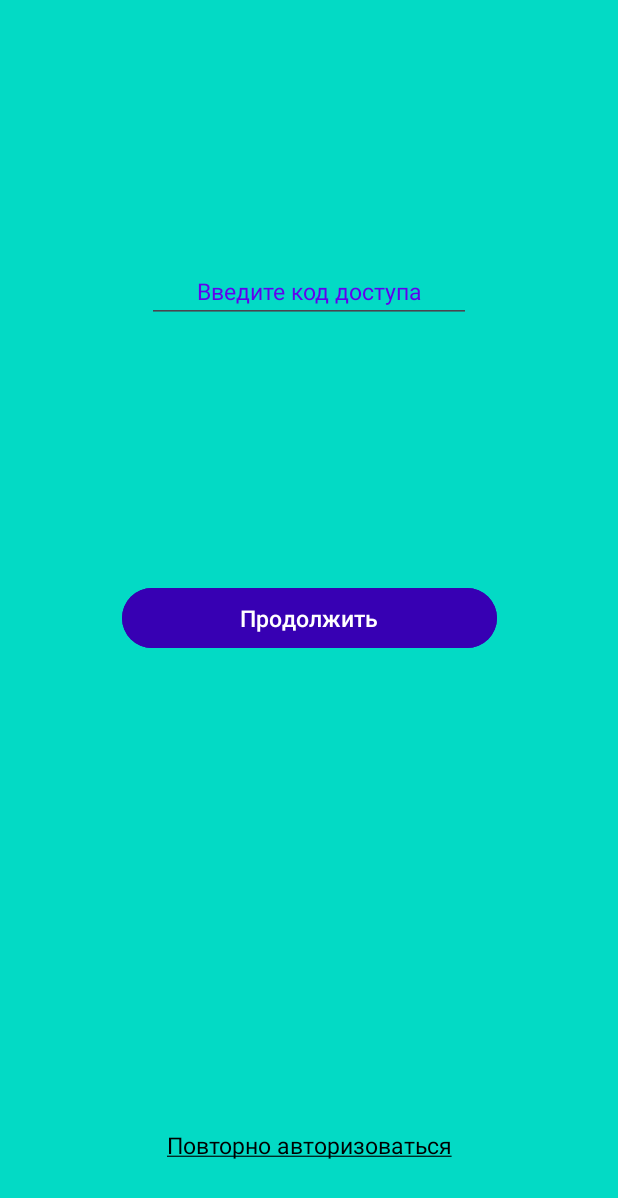
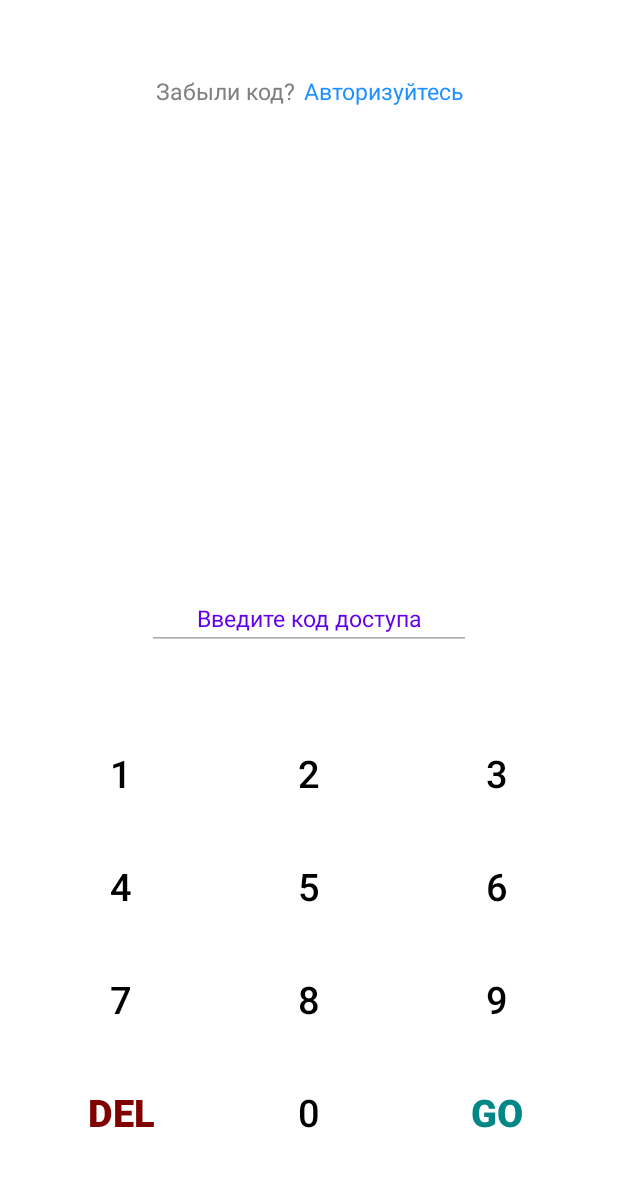
Before and after one commit to sanai1/Financial_Wunderwaffe, an Android app: the fragment WelcomeFragmentCode placed in its activity, on a phone screen of 412 x 824 dp. Shown: the top 1198 px of the screen. Run offline under Robolectric (Android 15) with nearby library versions, the phone set to English and light mode, and no system bars; our stand-ins replace Room's generated code.

Commit message:
Изменена логика фрагментов на WelcomeActivity (удален WelcomeFragmentStart). Изменено оформление фрагментов на WelcomeActivity (цвета, расположения элементов и сами элементы). На фрагменте WelcomeFragmentCode изменен способ ввода кода (GridLayout с кнопками вместо кнопки с полем ввода)

```diff
--- a/app/build.gradle.kts
+++ b/app/build.gradle.kts
@@ -41,7 +41,7 @@ android {
 
 dependencies {
     implementation(libs.androidx.room.runtime)
-//    annotationProcessor(libs.androidx.room.annotation.processor)
+    implementation(libs.androidx.gridlayout)
     ksp(libs.androidx.room.annotation.processor)
 
     implementation(libs.retrofit)
--- a/app/src/main/AndroidManifest.xml
+++ b/app/src/main/AndroidManifest.xml
@@ -18,8 +18,7 @@
         tools:targetApi="31">
         <activity
             android:name=".main.MainActivity"
-            android:exported="false"
-            android:label="@string/title_activity_main" />
+            android:exported="false" />
         <activity
             android:name=".welcome.WelcomeActivity"
             android:exported="true"
--- a/app/src/main/java/com/example/financialwunderwaffe/welcome/WelcomeActivity.kt
+++ b/app/src/main/java/com/example/financialwunderwaffe/welcome/WelcomeActivity.kt
@@ -24,7 +24,6 @@ import java.util.UUID
 class WelcomeActivity : AppCompatActivity() {
 
     lateinit var binding_main : ActivityWelcomeBinding
-    lateinit var startFragment : WelcomeFragmentStart
     lateinit var logInFragment : WelcomeFragmentLogIn
     lateinit var registrationFragment : WelcomeFragmentRegistration
     lateinit var loadingFragment: LoadingFragment
@@ -42,7 +41,6 @@ class WelcomeActivity : AppCompatActivity() {
         binding_main = ActivityWelcomeBinding.inflate(layoutInflater)
         setContentView(binding_main.root)
 
-        startFragment = WelcomeFragmentStart()
         logInFragment = WelcomeFragmentLogIn()
         registrationFragment = WelcomeFragmentRegistration()
         loadingFragment = LoadingFragment()
@@ -58,7 +56,7 @@ class WelcomeActivity : AppCompatActivity() {
     private fun checkAuth() {
         val list = AppDatabase.getDatabase(this).getUserInfoDao().getInfo()
         if (list.isEmpty()) {
-            supportFragmentManager.beginTransaction().replace(R.id.container_welcome, startFragment).commit()
+            supportFragmentManager.beginTransaction().replace(R.id.container_welcome, logInFragment).commit()
             return
         }
         code = list.last().code
@@ -74,9 +72,6 @@ class WelcomeActivity : AppCompatActivity() {
 
     fun goToMainActivity() =
         startActivity(Intent(this, MainActivity::class.java))
-
-    fun back() =
-        supportFragmentManager.beginTransaction().replace(R.id.container_welcome, startFragment).commit()
 
     private fun loading() =
         supportFragmentManager.beginTransaction().replace(R.id.container_welcome, loadingFragment).commit()
--- a/app/src/main/java/com/example/financialwunderwaffe/welcome/WelcomeFragmentCode.kt
+++ b/app/src/main/java/com/example/financialwunderwaffe/welcome/WelcomeFragmentCode.kt
@@ -7,6 +7,7 @@ import android.view.View
 import android.view.ViewGroup
 import android.widget.Button
 import android.widget.EditText
+import android.widget.LinearLayout
 import android.widget.TextView
 import androidx.core.view.isVisible
 import com.example.financialwunderwaffe.R
@@ -17,6 +18,7 @@ import kotlinx.coroutines.launch
 class WelcomeFragmentCode : Fragment() {
 
     var checkCode = true
+    lateinit var numberCode: EditText
 
     override fun onCreate(savedInstanceState: Bundle?) {
         super.onCreate(savedInstanceState)
@@ -26,27 +28,7 @@ class WelcomeFragmentCode : Fragment() {
     override fun onCreateView(inflater: LayoutInflater, container: ViewGroup?, savedInstanceState: Bundle?): View? {
         val view = inflater.inflate(R.layout.fragment_welcome_code, container, false)
 
-        val numberCode: EditText = view.findViewById(R.id.editTextNumberCode)
-
-        val buttonCode: Button = view.findViewById(R.id.buttonCode)
-        if (checkCode)
-            buttonCode.setOnClickListener {
-                if (numberCode.text.length < 4) {
-                    (activity as WelcomeActivity).toast("Введите код из 4 цифр")
-                } else if ((activity as WelcomeActivity).code == numberCode.text.toString().toLong()) {
-                    (activity as WelcomeActivity).goToMainActivity()
-                } else {
-                    (activity as WelcomeActivity).toast("Введен неверный код")
-                }
-            }
-        else
-            buttonCode.setOnClickListener {
-                if (numberCode.text.length < 4) {
-                    (activity as WelcomeActivity).toast("Введите код из 4 цифр")
-                } else {
-                    (activity as WelcomeActivity).saveUID(numberCode.text.toString())
-                }
-            }
+        numberCode = view.findViewById(R.id.editTextNumberCode)
 
         val reset: TextView = view.findViewById(R.id.textViewReset)
         if (checkCode) {
@@ -56,12 +38,61 @@ class WelcomeFragmentCode : Fragment() {
                 }
                 (activity as WelcomeActivity).goToLogIn()
             }
-            reset.isVisible = true
+            view.findViewById<LinearLayout>(R.id.linearLayoutCode).isVisible = true
         }
         else
-            reset.isVisible = false
+            view.findViewById<LinearLayout>(R.id.linearLayoutCode).isVisible = false
+
+        val buttons: List<Button> = listOf(
+            view.findViewById(R.id.buttonCode0),
+            view.findViewById(R.id.buttonCode1),
+            view.findViewById(R.id.buttonCode2),
+            view.findViewById(R.id.buttonCode3),
+            view.findViewById(R.id.buttonCode4),
+            view.findViewById(R.id.buttonCode5),
+            view.findViewById(R.id.buttonCode6),
+            view.findViewById(R.id.buttonCode7),
+            view.findViewById(R.id.buttonCode8),
+            view.findViewById(R.id.buttonCode9)
+        )
+        buttons.forEach {
+            it.setOnClickListener { button ->
+                onButtonNumberClick(it)
+            }
+        }
+
+        view.findViewById<Button>(R.id.buttonCodeDEL).setOnClickListener {
+            if (numberCode.text.length > 0) {
+                numberCode.setText(numberCode.text.substring(0, numberCode.text.length - 1))
+            }
+        }
+
+        view.findViewById<Button>(R.id.buttonCodeGO).setOnClickListener {
+            if (checkCode) {
+                if (numberCode.text.length < 4) {
+                    (activity as WelcomeActivity).toast("Введите код из 4 цифр")
+                } else if ((activity as WelcomeActivity).code == numberCode.text.toString().toLong()) {
+                    (activity as WelcomeActivity).goToMainActivity()
+                } else {
+                    (activity as WelcomeActivity).toast("Введен неверный код")
+                }
+            } else {
+                if (numberCode.text.length < 4) {
+                    (activity as WelcomeActivity).toast("Введите код из 4 цифр")
+                } else {
+                    (activity as WelcomeActivity).saveUID(numberCode.text.toString())
+                }
+            }
+        }
 
         return view
     }
 
+    private fun onButtonNumberClick(button: Button) {
+        if (numberCode.text.length < 4) {
+            val newText = numberCode.text.toString() + button.text.toString()
+            numberCode.setText(newText)
+        }
+    }
+
 }
--- a/app/src/main/java/com/example/financialwunderwaffe/welcome/WelcomeFragmentLogIn.kt
+++ b/app/src/main/java/com/example/financialwunderwaffe/welcome/WelcomeFragmentLogIn.kt
@@ -17,16 +17,16 @@ class WelcomeFragmentLogIn : Fragment() {
 
     }
 
-    override fun onCreateView( inflater: LayoutInflater, container: ViewGroup?, savedInstanceState: Bundle?): View? {
+    override fun onCreateView( inflater: LayoutInflater, container: ViewGroup?, savedInstanceState: Bundle?): View {
         val view : View = inflater.inflate(R.layout.fragment_welcome_log_in, container, false)
 
-        val back : TextView = view.findViewById(R.id.textViewBackLogIn)
+        val back : TextView = view.findViewById(R.id.textViewRegister)
         back.setOnClickListener {
-            (activity as WelcomeActivity).back()
+            (activity as WelcomeActivity).goToRegistration()
         }
 
         val email : EditText = view.findViewById(R.id.editTextTextEmailAddressLogIn)
-        val password : EditText = view.findViewById(R.id.editTextNumberPasswordLogIn)
+        val password : EditText = view.findViewById(R.id.editTextPasswordLogIn)
 
         val resume : Button = view.findViewById(R.id.buttonResumeLogIn)
         resume.setOnClickListener {
--- a/app/src/main/java/com/example/financialwunderwaffe/welcome/WelcomeFragmentRegistration.kt
+++ b/app/src/main/java/com/example/financialwunderwaffe/welcome/WelcomeFragmentRegistration.kt
@@ -17,12 +17,12 @@ class WelcomeFragmentRegistration : Fragment() {
 
     }
 
-    override fun onCreateView(inflater: LayoutInflater, container: ViewGroup?, savedInstanceState: Bundle?): View? {
+    override fun onCreateView(inflater: LayoutInflater, container: ViewGroup?, savedInstanceState: Bundle?): View {
         val view : View = inflater.inflate(R.layout.fragment_welcome_registration, container, false)
 
-        val back : TextView = view.findViewById(R.id.textViewBackRegister)
+        val back : TextView = view.findViewById(R.id.textViewLogIn)
         back.setOnClickListener {
-            (activity as WelcomeActivity).back()
+            (activity as WelcomeActivity).goToLogIn()
         }
 
         val email : EditText = view.findViewById(R.id.editTextTextEmailAddressRegister)
--- a/app/src/main/java/com/example/financialwunderwaffe/welcome/WelcomeFragmentStart.kt
+++ /dev/null
@@ -1,34 +0,0 @@
-package com.example.financialwunderwaffe.welcome
-
-import android.os.Bundle
-import androidx.fragment.app.Fragment
-import android.view.LayoutInflater
-import android.view.View
-import android.view.ViewGroup
-import android.widget.Button
-import com.example.financialwunderwaffe.R
-
-class WelcomeFragmentStart : Fragment() {
-
-    override fun onCreate(savedInstanceState: Bundle?) {
-        super.onCreate(savedInstanceState)
-
-    }
-
-    override fun onCreateView(inflater: LayoutInflater, container: ViewGroup?, savedInstanceState: Bundle?): View? {
-        val view : View = inflater.inflate(R.layout.fragment_welcome_start, container, false)
-
-        val logIn : Button = view.findViewById(R.id.button_log_in)
-        logIn.setOnClickListener {
-            (activity as WelcomeActivity).goToLogIn()
-        }
-
-        val registration : Button = view.findViewById(R.id.button_register)
-        registration.setOnClickListener {
-            (activity as WelcomeActivity).goToRegistration()
-        }
-
-        return view
-    }
-
-}
--- a/app/src/main/res/layout/fragment_welcome_code.xml
+++ b/app/src/main/res/layout/fragment_welcome_code.xml
@@ -8,40 +8,125 @@
 
     <include layout="@layout/main_color"/>
 
-    <EditText
-        style="@style/EditTextWelcome"
-
-        android:id="@+id/editTextNumberCode"
-        android:hint="@string/install_code"
-        android:maxLength="4"
-        android:inputType="numberPassword"
-
-        app:layout_constraintBottom_toTopOf="@+id/buttonCode"
+    <LinearLayout
+        android:id="@+id/linearLayoutCode"
+        android:layout_width="wrap_content"
+        android:layout_height="wrap_content"
+        android:layout_marginTop="50dp"
         app:layout_constraintEnd_toEndOf="parent"
         app:layout_constraintStart_toStartOf="parent"
-        app:layout_constraintTop_toTopOf="parent" />
+        app:layout_constraintTop_toTopOf="parent">
 
-    <Button
-        style="@style/ButtonWelcome"
+        <TextView
+            style="@style/TextViewClickWelcome"
 
-        android:id="@+id/buttonCode"
-        android:text="@string/resume"
+            android:text="@string/forget_code"
+            android:textColor="@color/gray" />
+
+        <Space
+            android:layout_width="5dp"
+            android:layout_height="wrap_content" />
+
+        <TextView
+            style="@style/TextViewClickWelcome"
+
+            android:id="@+id/textViewReset"
+            android:text="@string/log_in_again"
+            android:textColor="@color/dodger_blue" />
+
+    </LinearLayout>
+
+    <EditText
+        android:id="@+id/editTextNumberCode"
+
+        style="@style/EditTextWelcome"
+        android:enabled="false"
+        android:hint="@string/install_code"
+        android:inputType="numberPassword"
+        android:maxLength="4"
 
         app:layout_constraintBottom_toBottomOf="parent"
         app:layout_constraintEnd_toEndOf="parent"
         app:layout_constraintStart_toStartOf="parent"
         app:layout_constraintTop_toTopOf="parent" />
 
-    <TextView
-        style="@style/TextViewClickWelcome"
-
-        android:id="@+id/textViewReset"
-        android:text="@string/log_in_again"
-        android:layout_marginBottom="50sp"
-
+    <androidx.gridlayout.widget.GridLayout
+        android:id="@+id/gridLayoutCode"
+        android:layout_width="wrap_content"
+        android:layout_height="wrap_content"
+        app:columnCount="3"
         app:layout_constraintBottom_toBottomOf="parent"
         app:layout_constraintEnd_toEndOf="parent"
-        app:layout_constraintStart_toStartOf="parent" />
+        app:layout_constraintStart_toStartOf="parent"
+        app:layout_constraintTop_toBottomOf="@+id/editTextNumberCode"
+        app:rowCount="4">
+
+        <Button
+            android:id="@+id/buttonCode1"
+            style="@style/ButtonGripCode"
+            android:text="@string/_1" />
+
+        <Button
+            android:id="@+id/buttonCode2"
+            style="@style/ButtonGripCode"
+            android:text="@string/_2" />
+
+        <Button
+            android:id="@+id/buttonCode3"
+            style="@style/ButtonGripCode"
+            android:text="@string/_3" />
+
+        <Button
+            android:id="@+id/buttonCode4"
+            style="@style/ButtonGripCode"
+            android:text="@string/_4" />
+
+        <Button
+            android:id="@+id/buttonCode5"
+            style="@style/ButtonGripCode"
+            android:text="@string/_5" />
+
+        <Button
+            android:id="@+id/buttonCode6"
+            style="@style/ButtonGripCode"
+            android:text="@string/_6" />
+
+        <Button
+            android:id="@+id/buttonCode7"
+            style="@style/ButtonGripCode"
+            android:text="@string/_7" />
+
+        <Button
+            android:id="@+id/buttonCode8"
+            style="@style/ButtonGripCode"
+            android:text="@string/_8" />
+
+        <Button
+            android:id="@+id/buttonCode9"
+            style="@style/ButtonGripCode"
+            android:text="@string/_9" />
+
+        <Button
+            android:id="@+id/buttonCodeDEL"
+            style="@style/ButtonGripCode"
+            android:text="@string/del"
+            android:textColor="@color/maroon"
+            android:textStyle="bold" />
+
+        <Button
+            android:id="@+id/buttonCode0"
+            style="@style/ButtonGripCode"
+            android:text="@string/_0" />
+
+        <Button
+            android:id="@+id/buttonCodeGO"
+            style="@style/ButtonGripCode"
+            android:text="@string/go"
+            android:textColor="@color/teal_700"
+            android:textStyle="bold" />
+
+
+    </androidx.gridlayout.widget.GridLayout>
 
 
 </androidx.constraintlayout.widget.ConstraintLayout>
--- a/app/src/main/res/layout/main_color.xml
+++ b/app/src/main/res/layout/main_color.xml
@@ -2,6 +2,6 @@
 <androidx.constraintlayout.widget.ConstraintLayout xmlns:android="http://schemas.android.com/apk/res/android"
     android:layout_width="match_parent"
     android:layout_height="match_parent"
-    android:background="@color/teal_200">
+    android:background="@color/white">
 
 </androidx.constraintlayout.widget.ConstraintLayout>
--- a/app/src/main/res/values/colors.xml
+++ b/app/src/main/res/values/colors.xml
@@ -5,6 +5,11 @@
     <color name="purple_700">#FF3700B3</color>
     <color name="teal_200">#FF03DAC5</color>
     <color name="teal_700">#FF018786</color>
+
     <color name="black">#FF000000</color>
     <color name="white">#FFFFFFFF</color>
+    <color name="dodger_blue">#1E90FF</color>
+    <color name="gray">#808080</color>
+    <color name="maroon">#800000</color>
+
 </resources>
--- a/app/src/main/res/values/strings.xml
+++ b/app/src/main/res/values/strings.xml
@@ -6,17 +6,31 @@
     <string name="next">Next</string>
     <string name="previous">Previous</string>
 
-    <string name="loading">Loading...</string>
-    <string name="hello_blank_fragment">Hello blank fragment</string>
-    <string name="welcome_phrase">Добро пожаловать!</string>
-    <string name="question_before_signIn">Уже есть аккаунт?</string>
-    <string name="question_before_auth">Только начинаете\nпользоваться приложением?</string>
-    <string name="log_in">Авторизоваться</string>
-    <string name="register">Зарегистрироваться</string>
+    <string name="loading">Загрузка…</string>
+    <string name="have_not_account">Нет аккаунта?</string>
+    <string name="have_account">Есть аккаунт?</string>
+    <string name="enter">Войти</string>
+    <string name="register">Зарегистрируйтесь</string>
     <string name="resume">Продолжить</string>
     <string name="enter_password">Введите пароль</string>
     <string name="enter_email">Введите адрес электронной почты</string>
     <string name="enter_password_again">Введите пароль (еще раз)</string>
+    <string name="log_in_again">Авторизуйтесь</string>
+    <string name="install_code">Введите код доступа</string>
+    <string name="forget_code">Забыли код?</string>
+    <string name="_1">1</string>
+    <string name="_2">2</string>
+    <string name="_3">3</string>
+    <string name="_4">4</string>
+    <string name="_5">5</string>
+    <string name="_6">6</string>
+    <string name="_7">7</string>
+    <string name="_8">8</string>
+    <string name="_9">9</string>
+    <string name="_0">0</string>
+    <string name="del">DEL</string>
+    <string name="go">GO</string>
+
     <string name="back"><u>Назад</u></string>
     <string name="title_activity_login">LoginActivity</string>
     <string name="prompt_email">Email</string>
@@ -27,7 +41,6 @@
     <string name="invalid_username">Not a valid username</string>
     <string name="invalid_password">Password must be >5 characters</string>
     <string name="login_failed">"Login failed"</string>
-    <string name="title_activity_main">MainActivity</string>
     <string name="title_budget">Бюджет</string>
     <string name="title_goal">Цели</string>
     <string name="title_briefcase">Портфель</string>
@@ -40,6 +53,4 @@
     <string name="strategies">Стратегии</string>
     <string name="shares_of_assets">Доли активов</string>
     <string name="assets">Активы</string>
-    <string name="log_in_again"><u>Повторно авторизоваться</u></string>
-    <string name="install_code">Введите код доступа</string>
 </resources>
--- a/app/src/main/res/values/styles.xml
+++ b/app/src/main/res/values/styles.xml
@@ -35,4 +35,12 @@
         <item name="android:textSize">15sp</item>
     </style>
 
+    <style name="ButtonGripCode" parent="Widget.AppCompat.Button.Borderless">
+        <item name="backgroundTint">@color/gray</item>
+        <item name="android:textColor">@color/black</item>
+        <item name="android:textSize">25sp</item>
+        <item name="android:layout_width">125dp</item>
+        <item name="android:layout_height">75dp</item>
+    </style>
+
 </resources>
--- a/gradle/libs.versions.toml
+++ b/gradle/libs.versions.toml
@@ -16,6 +16,7 @@ fragmentKtx = "1.5.6"
 retrofit = "2.9.0"
 room = "2.6.1"
 ksp = "2.0.0-1.0.22"
+gridlayout = "1.0.0"
 
 [libraries]
 androidx-core-ktx = { group = "androidx.core", name = "core-ktx", version.ref = "coreKtx" }
@@ -34,6 +35,7 @@ retrofit = { group = "com.squareup.retrofit2", name = "retrofit", version.ref =
 converter-gson = { group = "com.squareup.retrofit2", name = "converter-gson", version.ref = "retrofit" }
 androidx-room-runtime = { group = "androidx.room", name = "room-runtime", version.ref = "room" }
 androidx-room-annotation-processor = { group = "androidx.room", name = "room-compiler", version.ref = "room" }
+androidx-gridlayout = { group = "androidx.gridlayout", name = "gridlayout", version.ref = "gridlayout" }
 
 [plugins]
 android-application = { id = "com.android.application", version.ref = "agp" }
```
Also changed, not shown: app/src/main/res/layout/fragment_welcome_log_in.xml (+36 -18 lines), app/src/main/res/layout/fragment_welcome_registration.xml (+37 -21 lines), app/src/main/res/layout/fragment_welcome_start.xml (deleted, +0 -66 lines).
